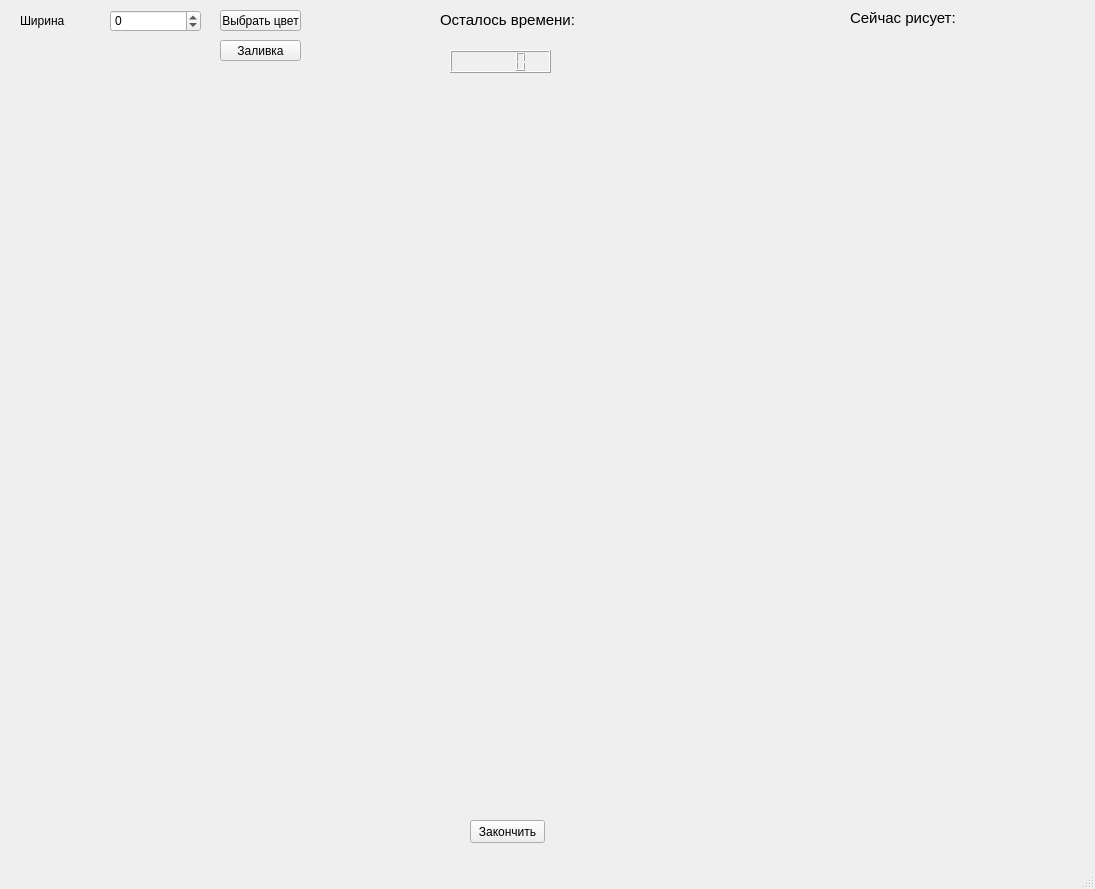
First picture: the form in uis/painter_ui.ui, repository Nermitor/PyQt_Project, before the edit.
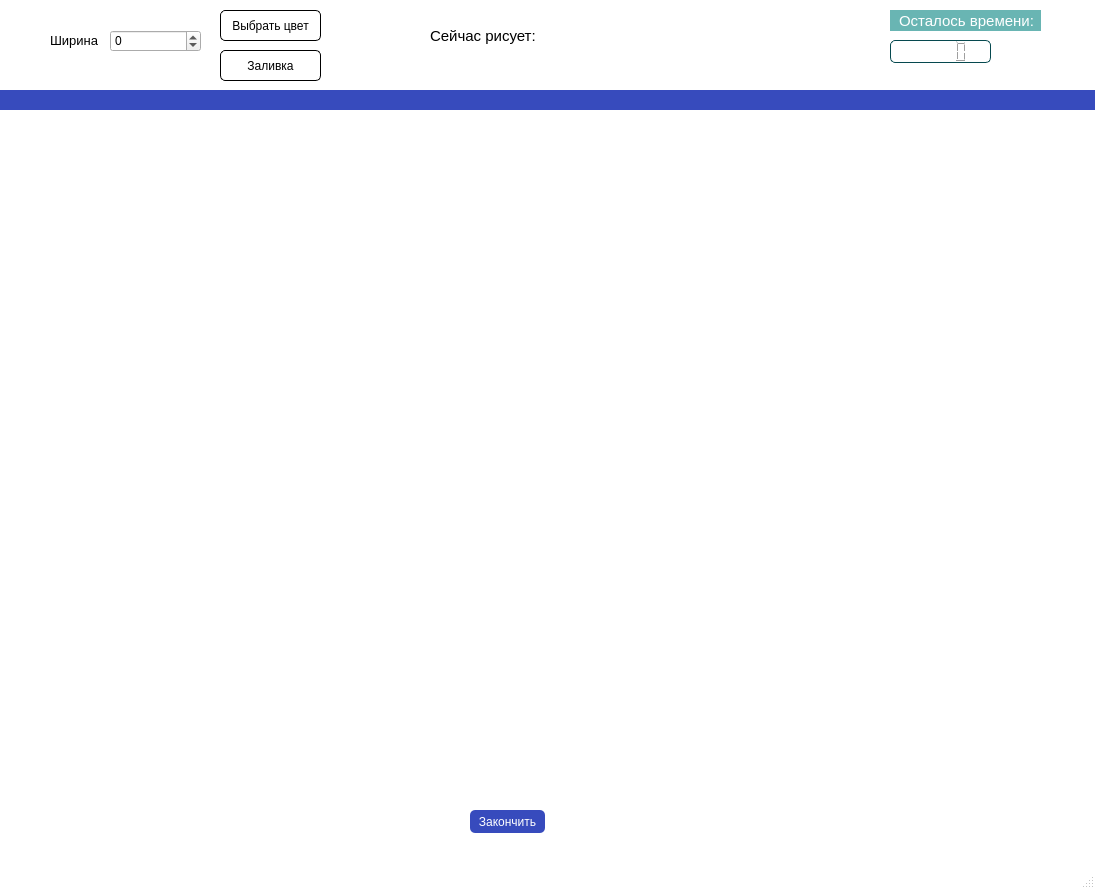
Second picture: the form after the edit.

Diff of the .ui file:
```diff
--- a/uis/painter_ui.ui
+++ b/uis/painter_ui.ui
@@ -13,16 +13,27 @@
         <property name="windowTitle">
             <string>Best Painter - Paint</string>
         </property>
+  <property name="styleSheet">
+   <string notr="true">.QMainWindow {
+	background-color: white;
+}</string>
+  </property>
         <widget class="QWidget" name="centralwidget">
             <widget class="QSpinBox" name="width_sb">
                 <property name="geometry">
                     <rect>
                         <x>110</x>
-                        <y>10</y>
+      <y>30</y>
                         <width>91</width>
                         <height>22</height>
                     </rect>
                 </property>
+    <property name="styleSheet">
+     <string notr="true">.QSpinBoxt {
+	border: none;
+
+}</string>
+    </property>
                 <property name="wrapping">
                     <bool>true</bool>
                 </property>
@@ -33,12 +44,17 @@
             <widget class="QLabel" name="label_2">
                 <property name="geometry">
                     <rect>
-                        <x>20</x>
-                        <y>10</y>
-                        <width>81</width>
+      <x>50</x>
+      <y>30</y>
+      <width>51</width>
                         <height>21</height>
                     </rect>
                 </property>
+    <property name="styleSheet">
+     <string notr="true">.QLabel {
+	font-size: 13px;
+}</string>
+    </property>
                 <property name="text">
                     <string>Ширина</string>
                 </property>
@@ -48,52 +64,32 @@
                     <rect>
                         <x>220</x>
                         <y>10</y>
-                        <width>81</width>
-                        <height>21</height>
-                    </rect>
-                </property>
+      <width>101</width>
+      <height>31</height>
+     </rect>
+    </property>
+    <property name="styleSheet">
+     <string notr="true">.QPushButton {
+	border:1px solid black;
+	border-radius: 5px;
+	background-color: white;
+}
+
+.QPushButton:hover {
+		background-color: #1fa4a6;
+}</string>
+    </property>
                 <property name="text">
                     <string>Выбрать цвет</string>
                 </property>
             </widget>
-            <widget class="QLabel" name="label_3">
-                <property name="geometry">
-                    <rect>
-                        <x>310</x>
-                        <y>10</y>
-                        <width>21</width>
-                        <height>16</height>
-                    </rect>
-                </property>
-                <property name="text">
-                    <string/>
-                </property>
-            </widget>
-            <widget class="QLabel" name="cur_player_lbl">
-                <property name="geometry">
-                    <rect>
-                        <x>850</x>
-                        <y>40</y>
-                        <width>191</width>
-                        <height>20</height>
-                    </rect>
-                </property>
-                <property name="font">
-                    <font>
-                        <pointsize>12</pointsize>
-                    </font>
-                </property>
-                <property name="text">
-                    <string/>
-                </property>
-            </widget>
             <widget class="QLabel" name="label_5">
                 <property name="geometry">
                     <rect>
-                        <x>850</x>
-                        <y>10</y>
-                        <width>151</width>
-                        <height>16</height>
+      <x>430</x>
+      <y>20</y>
+      <width>241</width>
+      <height>31</height>
                     </rect>
                 </property>
                 <property name="font">
@@ -108,17 +104,25 @@
             <widget class="QLabel" name="label_4">
                 <property name="geometry">
                     <rect>
-                        <x>440</x>
+      <x>890</x>
                         <y>10</y>
                         <width>151</width>
-                        <height>20</height>
+      <height>21</height>
                     </rect>
                 </property>
                 <property name="font">
                     <font>
-                        <pointsize>11</pointsize>
-                    </font>
-                </property>
+      <pointsize>-1</pointsize>
+     </font>
+    </property>
+    <property name="styleSheet">
+     <string notr="true">.QLabel {
+	background-color: #69b5b3;
+	color: white;
+	font-size: 15px;
+	padding-left: 5px;
+}</string>
+    </property>
                 <property name="text">
                     <string>Осталось времени:</string>
                 </property>
@@ -126,22 +130,38 @@
             <widget class="QLCDNumber" name="time_lcn">
                 <property name="geometry">
                     <rect>
-                        <x>450</x>
-                        <y>50</y>
+      <x>890</x>
+      <y>40</y>
                         <width>101</width>
                         <height>23</height>
                     </rect>
                 </property>
+    <property name="styleSheet">
+     <string notr="true">.QLCDNumber {
+	border: 1px solid #06494f;
+	border-radius: 5px;
+
+}</string>
+    </property>
             </widget>
             <widget class="QPushButton" name="ok_btn">
                 <property name="geometry">
                     <rect>
                         <x>470</x>
-                        <y>820</y>
+      <y>810</y>
                         <width>75</width>
                         <height>23</height>
                     </rect>
                 </property>
+    <property name="styleSheet">
+     <string notr="true">.QPushButton {
+	color: white;
+	background-color: #374bbd;
+
+border: none;
+border-radius: 5px;
+}</string>
+    </property>
                 <property name="text">
                     <string>Закончить</string>
                 </property>
@@ -150,28 +170,83 @@
                 <property name="geometry">
                     <rect>
                         <x>220</x>
-                        <y>40</y>
-                        <width>81</width>
-                        <height>21</height>
-                    </rect>
-                </property>
+      <y>50</y>
+      <width>101</width>
+      <height>31</height>
+     </rect>
+    </property>
+    <property name="styleSheet">
+     <string notr="true">.QPushButton {
+	border:1px solid black;
+	border-radius: 5px;
+	background-color: white;
+}
+.QPushButton:hover {
+		background-color: #1fa4a6;
+}</string>
+    </property>
                 <property name="text">
                     <string>Заливка</string>
                 </property>
             </widget>
+   <widget class="QLabel" name="ww">
+    <property name="geometry">
+     <rect>
+      <x>0</x>
+      <y>90</y>
+      <width>1101</width>
+      <height>20</height>
+     </rect>
+    </property>
+    <property name="font">
+     <font>
+      <pointsize>12</pointsize>
+     </font>
+    </property>
+    <property name="styleSheet">
+     <string notr="true">.QLabel {
+	background-color: #374bbd;
+	height: 20px;
+}</string>
+    </property>
+    <property name="text">
+     <string/>
+    </property>
+   </widget>
             <widget class="QLabel" name="word_lbl">
                 <property name="geometry">
                     <rect>
-                        <x>430</x>
-                        <y>110</y>
-                        <width>171</width>
-                        <height>20</height>
+      <x>450</x>
+      <y>160</y>
+      <width>191</width>
+      <height>21</height>
                     </rect>
                 </property>
                 <property name="font">
                     <font>
-                        <pointsize>12</pointsize>
-                    </font>
+      <pointsize>17</pointsize>
+     </font>
+    </property>
+    <property name="styleSheet">
+     <string notr="true"/>
+    </property>
+    <property name="text">
+     <string/>
+    </property>
+   </widget>
+   <widget class="QLabel" name="cur_player_lbl">
+    <property name="geometry">
+     <rect>
+      <x>460</x>
+      <y>50</y>
+      <width>41</width>
+      <height>16</height>
+     </rect>
+    </property>
+    <property name="styleSheet">
+     <string notr="true">.QLabel {
+	font-size: 15px;
+}</string>
                 </property>
                 <property name="text">
                     <string/>
```
Lines whose indentation alone changed are shown as unchanged.
